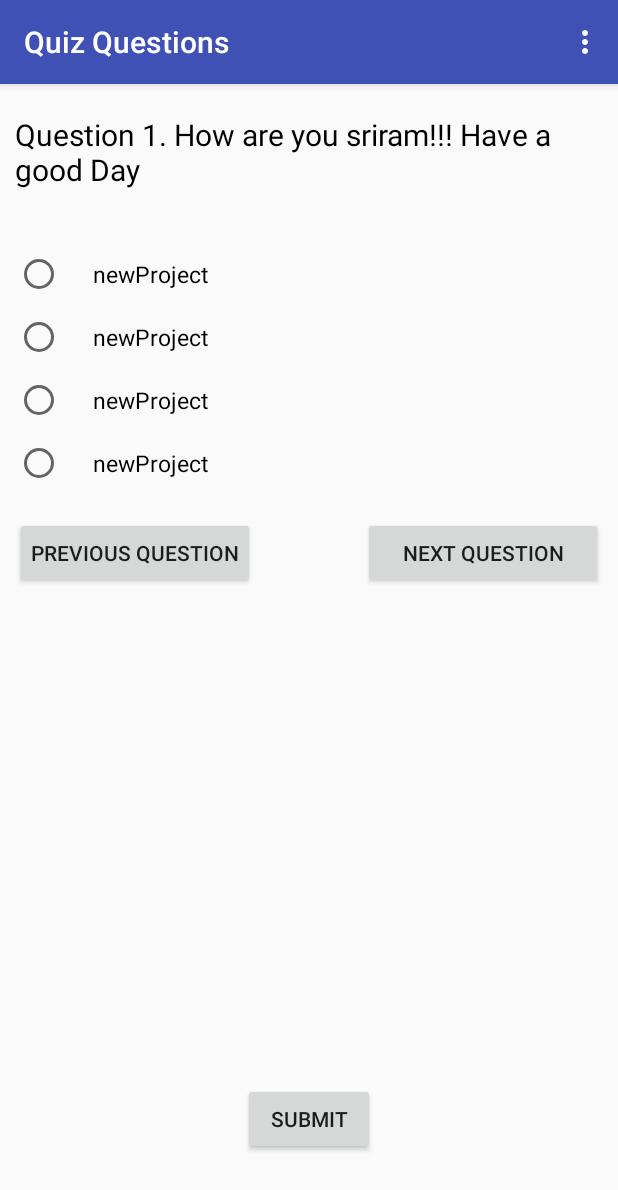
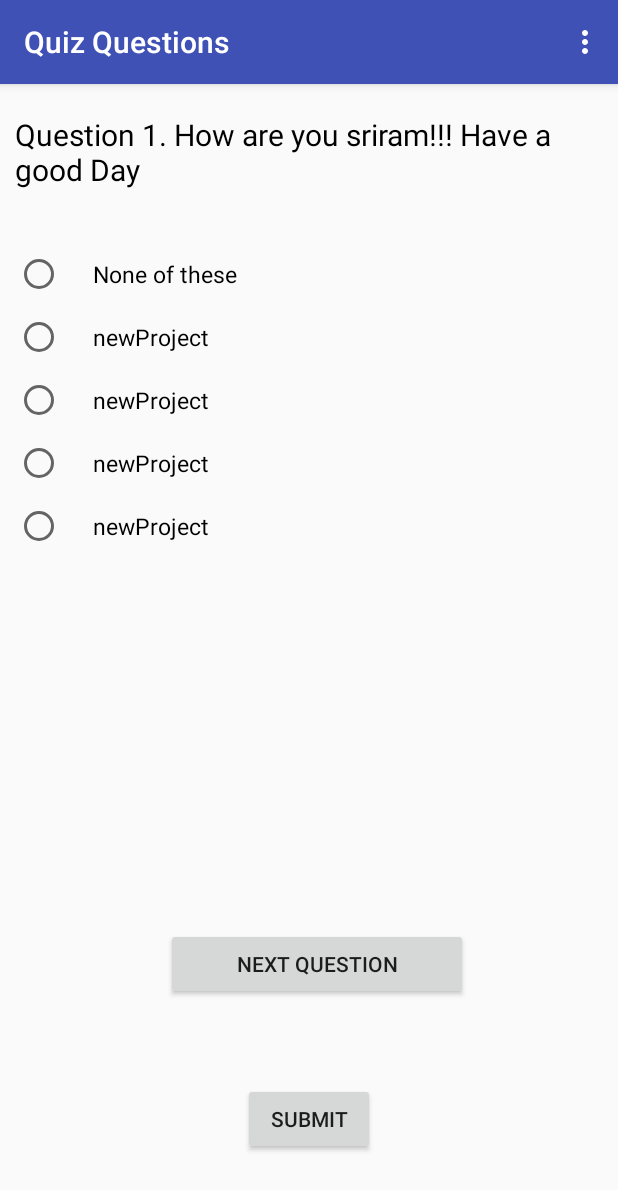
Before and after one commit to Sriramkod/Online_Quiz, an Android app: the screen it shows after launch (QuizActivity), after a tap on "START", on a phone screen of 412 x 824 dp. Shown: the top 1190 px of the screen. Run offline under Robolectric (Android 15) with nearby library versions, the phone set to English and light mode, and no system bars.

Commit message:
radio button

```diff
--- a/app/src/main/res/layout/activity_quiz.xml
+++ b/app/src/main/res/layout/activity_quiz.xml
@@ -51,6 +51,29 @@
         android:layout_marginTop="40dp"
 
         android:id="@+id/radioGroup">
+
+        <RadioButton
+
+            android:layout_height="wrap_content"
+
+            android:layout_width="wrap_content"
+
+            android:id="@+id/radiod"
+
+            android:textSize="15sp"
+
+            android:textColor="#000000"
+
+            android:text="None of these"
+
+            android:layout_marginBottom="10dp"
+
+            android:paddingLeft="20dp"
+
+            />
+
+
+
 
         <RadioButton
 
@@ -134,29 +157,29 @@
 
     <Button
 
+        android:id="@+id/nextquiz"
+
+        android:layout_width="201dp"
+
         android:layout_height="wrap_content"
 
-        android:layout_width="160dp"
-
-        android:gravity="center"
-
-        android:id="@+id/nextquiz"
+        android:layout_alignParentBottom="true"
 
 
-
-        android:text="@string/next_questions"
+        android:layout_alignParentEnd="true"
 
 
-        android:layout_marginRight="10dp"
+        android:layout_marginBottom="157dp"
 
+        android:layout_marginEnd="100dp"
+        android:gravity="center"
         android:padding="5dp"
+        android:text="@string/next_questions" />
+    <!--    android:layout_alignBaseline="@+id/previousquiz"
+    -->
 
-        android:layout_alignParentRight="true"
-
-        android:layout_alignBaseline="@+id/previousquiz"/>
-
+<!--
     <Button
-
         android:layout_height="wrap_content"
 
         android:layout_width="160dp"
@@ -180,7 +203,7 @@
         android:layout_marginTop="20dp"
 
         android:layout_alignStart="@+id/radioGroup" />
-
+-->
     <Button
         android:id="@+id/button2"
         android:layout_width="wrap_content"
```
